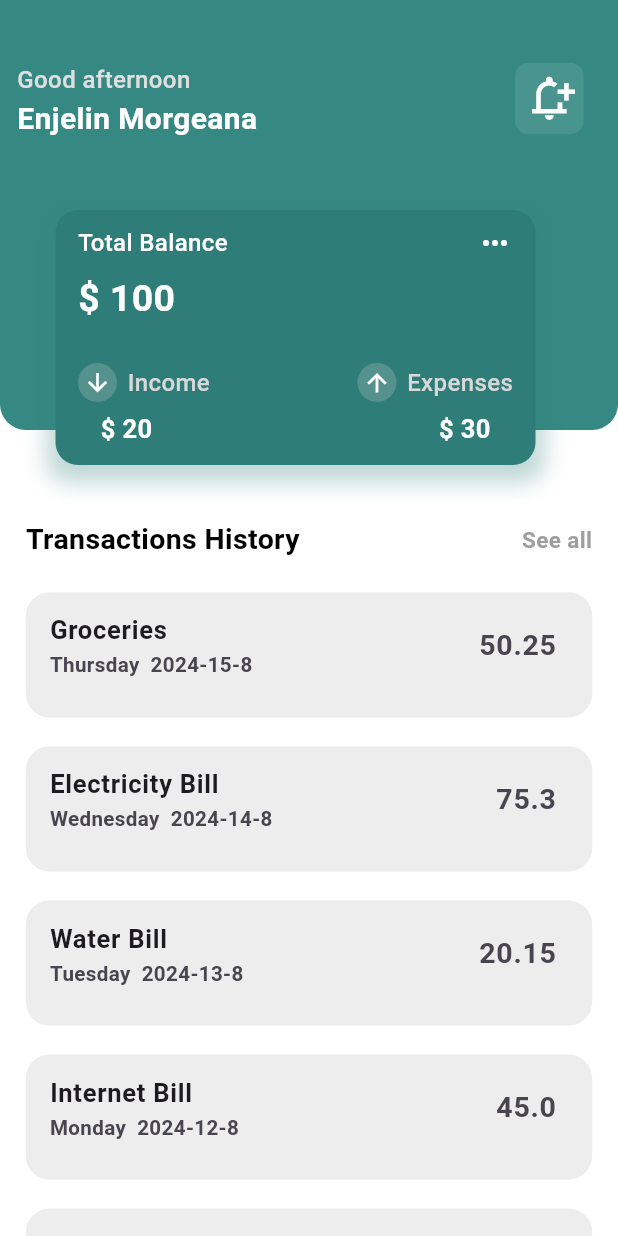
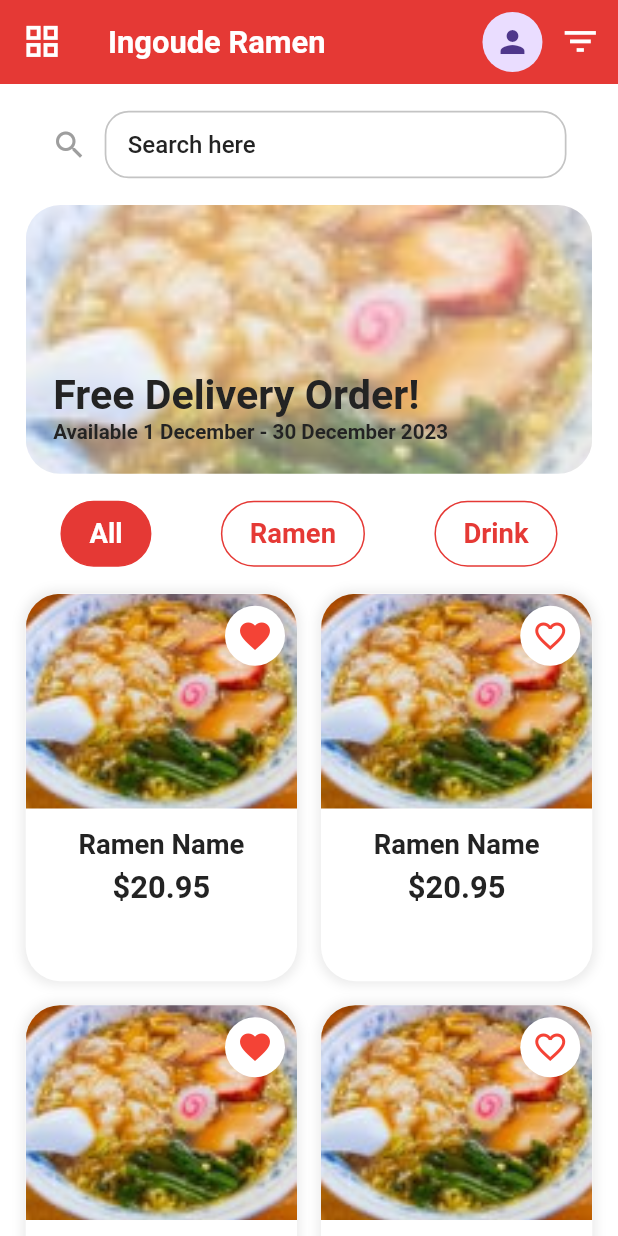
Before and after one commit to flutterRiverpodVerse/ui_designs, a Flutter app: the screen it shows after launch, on a phone screen of 412 x 824 dp. Run offline on Flutter 3.47's test engine with Material 3 defaults, Android fonts, the phone set to English and light mode, and no system bars; our stand-ins replace date_picker_timeline, fl_chart, flutter_hooks, flutter_screenutil, hooks_riverpod; missing offline and left inert: staggered_grid_view_flutter; Roboto replaces fonts that are missing (Poppins).

Commit message:
19th_day

```diff
--- /dev/null
+++ b/lib/19th_day/nineteenth_day_ui.dart
@@ -0,0 +1,341 @@
+import 'package:flutter/material.dart';
+import 'package:flutter_screenutil/flutter_screenutil.dart';
+import 'package:ui_designs/core/constants/app_colors.dart';
+import 'package:ui_designs/core/constants/app_constants.dart';
+import 'package:ui_designs/gen/assets.gen.dart';
+
+class NineteenthDayUi extends StatelessWidget {
+  const NineteenthDayUi({super.key});
+
+  @override
+  Widget build(BuildContext context) {
+    final isDarkMode = AppConstants.isDarkMode(context: context);
+    return GestureDetector(
+      onTap: () {
+        AppConstants.hideKeyboard();
+      },
+      child: Scaffold(
+        appBar: AppBar(
+          elevation: 0,
+          backgroundColor: Colors.red[600],
+          title: Text(
+            'Ingoude Ramen',
+            style: Theme.of(context).textTheme.headlineLarge!.copyWith(
+                  fontSize: 18.sp,
+                  color: AppColors.white,
+                  fontWeight: FontWeight.bold,
+                ),
+          ),
+          leading: const Icon(
+            Icons.grid_view,
+            color: Colors.white,
+          ),
+          actions: [
+            const CircleAvatar(
+              child: Icon(
+                Icons.person,
+              ),
+            ),
+            SizedBox(
+              width: 10.w,
+            ),
+            const Icon(
+              Icons.filter_list,
+              color: Colors.white,
+            ),
+            SizedBox(
+              width: 10.w,
+            ),
+          ],
+        ),
+        body: SafeArea(
+          child: SingleChildScrollView(
+            child: Padding(
+              padding: EdgeInsets.symmetric(
+                horizontal: 15.w,
+                vertical: 15.h,
+              ),
+              child: Column(
+                children: [
+                  Container(
+                    padding: EdgeInsets.symmetric(
+                      horizontal: 15.w,
+                    ),
+                    decoration: BoxDecoration(
+                      color: Colors.transparent,
+                      borderRadius: BorderRadius.circular(
+                        20.r,
+                      ),
+                    ),
+                    child: Row(
+                      children: [
+                        const Icon(
+                          Icons.search,
+                          color: Colors.grey,
+                        ),
+                        SizedBox(
+                          width: 10.w,
+                        ),
+                        Expanded(
+                          child: TextField(
+                            style: Theme.of(context)
+                                .textTheme
+                                .headlineLarge!
+                                .copyWith(
+                                  fontSize: 15.sp,
+                                  fontWeight: FontWeight.w500,
+                                ),
+                            decoration: InputDecoration(
+                              contentPadding: EdgeInsets.symmetric(
+                                vertical: 10.h,
+                                horizontal: 10.w,
+                              ),
+                              isDense: true,
+                              border: InputBorder.none,
+                              hintText: 'Search here',
+                            ),
+                          ),
+                        ),
+                      ],
+                    ),
+                  ),
+                  SizedBox(
+                    height: 15.h,
+                  ),
+                  Container(
+                    height: 150.h,
+                    decoration: BoxDecoration(
+                      borderRadius: BorderRadius.circular(
+                        20.r,
+                      ),
+                      image: DecorationImage(
+                        image: AssetImage(
+                          Assets.images.ramenImage.path,
+                        ),
+                        fit: BoxFit.cover,
+                        opacity: 0.6,
+                      ),
+                    ),
+                    child: Stack(
+                      children: [
+                        Positioned(
+                          left: 16.w,
+                          bottom: 16.h,
+                          child: Column(
+                            crossAxisAlignment: CrossAxisAlignment.start,
+                            children: [
+                              Text(
+                                'Free Delivery Order!',
+                                style: Theme.of(context)
+                                    .textTheme
+                                    .headlineLarge!
+                                    .copyWith(
+                                      fontSize: 24.sp,
+                                      color: isDarkMode
+                                          ? AppColors.white
+                                          : AppColors.black,
+                                      fontWeight: FontWeight.bold,
+                                    ),
+                              ),
+                              Text(
+                                'Available 1 December - 30 December 2023',
+                                style: Theme.of(context)
+                                    .textTheme
+                                    .headlineLarge!
+                                    .copyWith(
+                                      fontSize: 12.sp,
+                                      color: isDarkMode
+                                          ? AppColors.white
+                                          : AppColors.black,
+                                      fontWeight: FontWeight.bold,
+                                    ),
+                              ),
+                            ],
+                          ),
+                        ),
+                      ],
+                    ),
+                  ),
+                  SizedBox(
+                    height: 15.h,
+                  ),
+                  // Category Selector
+                  const Row(
+                    mainAxisAlignment: MainAxisAlignment.spaceAround,
+                    children: [
+                      CategoryButton(label: 'All', isSelected: true),
+                      CategoryButton(label: 'Ramen', isSelected: false),
+                      CategoryButton(label: 'Drink', isSelected: false),
+                    ],
+                  ),
+                  SizedBox(
+                    height: 15.h,
+                  ),
+                  // Product Grid
+                  GridView.builder(
+                    shrinkWrap: true,
+                    physics: const ScrollPhysics(),
+                    gridDelegate:
+                        const SliverGridDelegateWithFixedCrossAxisCount(
+                      crossAxisCount: 2,
+                      crossAxisSpacing: 16,
+                      mainAxisSpacing: 16,
+                      childAspectRatio: 0.7,
+                    ),
+                    itemCount: 8,
+                    itemBuilder: (context, index) {
+                      return ProductCard(
+                        imageUrl: Assets.images.ramenImage.path,
+                        title: 'Ramen Name',
+                        price: '\$20.95',
+                        isFavorite: index % 2 == 0,
+                      );
+                    },
+                  ),
+                ],
+              ),
+            ),
+          ),
+        ),
+      ),
+    );
+  }
+}
+
+class CategoryButton extends StatelessWidget {
+  final String label;
+  final bool isSelected;
+
+  const CategoryButton({
+    super.key,
+    required this.label,
+    required this.isSelected,
+  });
+
+  @override
+  Widget build(BuildContext context) {
+    return Container(
+      padding: EdgeInsets.symmetric(
+        vertical: 8.h,
+        horizontal: 16.w,
+      ),
+      decoration: BoxDecoration(
+        color: isSelected ? Colors.red[600] : Colors.white,
+        borderRadius: BorderRadius.circular(
+          20.r,
+        ),
+        border: Border.all(
+          color: Colors.red[600]!,
+        ),
+      ),
+      child: Text(
+        label,
+        style: Theme.of(context).textTheme.headlineLarge!.copyWith(
+              fontSize: 16.sp,
+              color: isSelected ? Colors.white : Colors.red[600],
+              fontWeight: FontWeight.bold,
+            ),
+      ),
+    );
+  }
+}
+
+class ProductCard extends StatelessWidget {
+  final String imageUrl;
+  final String title;
+  final String price;
+  final bool isFavorite;
+
+  const ProductCard({
+    super.key,
+    required this.imageUrl,
+    required this.title,
+    required this.price,
+    required this.isFavorite,
+  });
+
+  @override
+  Widget build(BuildContext context) {
+    final isDarkMode = AppConstants.isDarkMode(context: context);
+    return Container(
+      decoration: BoxDecoration(
+        color: isDarkMode ? AppColors.black.withOpacity(0.6) : AppColors.white,
+        borderRadius: BorderRadius.circular(
+          20.r,
+        ),
+        boxShadow: [
+          BoxShadow(
+            color: Colors.grey.withOpacity(0.2),
+            spreadRadius: 2,
+            blurRadius: 5,
+          ),
+        ],
+      ),
+      child: Column(
+        crossAxisAlignment: CrossAxisAlignment.start,
+        children: [
+          Stack(
+            children: [
+              ClipRRect(
+                borderRadius: BorderRadius.only(
+                  topLeft: Radius.circular(
+                    20.r,
+                  ),
+                  topRight: Radius.circular(
+                    20.r,
+                  ),
+                ),
+                child: Image.asset(
+                  imageUrl,
+                  height: 120.h,
+                  width: double.infinity,
+                  fit: BoxFit.cover,
+                ),
+              ),
+              Positioned(
+                top: 8,
+                right: 8,
+                child: CircleAvatar(
+                  backgroundColor:
+                      isDarkMode ? AppColors.black : AppColors.white,
+                  child: Icon(
+                    isFavorite ? Icons.favorite : Icons.favorite_border,
+                    color: Colors.red,
+                  ),
+                ),
+              ),
+            ],
+          ),
+          Center(
+            child: Column(
+              mainAxisAlignment: MainAxisAlignment.center,
+              crossAxisAlignment: CrossAxisAlignment.center,
+              children: [
+                SizedBox(
+                  height: 10.h,
+                ),
+                Text(
+                  title,
+                  style: Theme.of(context).textTheme.headlineLarge!.copyWith(
+                        fontSize: 16.sp,
+                        fontWeight: FontWeight.bold,
+                      ),
+                ),
+                SizedBox(
+                  height: 4.h,
+                ),
+                Text(
+                  price,
+                  style: Theme.of(context).textTheme.headlineLarge!.copyWith(
+                        fontSize: 18.sp,
+                        fontWeight: FontWeight.bold,
+                      ),
+                ),
+              ],
+            ),
+          ),
+        ],
+      ),
+    );
+  }
+}
--- a/lib/gen/assets.gen.dart
+++ b/lib/gen/assets.gen.dart
@@ -61,6 +61,10 @@ class $AssetsImagesGen {
   /// File path: assets/images/one.jpg
   AssetGenImage get one => const AssetGenImage('assets/images/one.jpg');
 
+  /// File path: assets/images/ramen_image.png
+  AssetGenImage get ramenImage =>
+      const AssetGenImage('assets/images/ramen_image.png');
+
   /// File path: assets/images/recipe_highlight.png
   AssetGenImage get recipeHighlight =>
       const AssetGenImage('assets/images/recipe_highlight.png');
@@ -100,6 +104,7 @@ class $AssetsImagesGen {
         onboarding2,
         onboarding3,
         one,
+        ramenImage,
         recipeHighlight,
         recipeImage,
         scenery,
--- a/lib/main.dart
+++ b/lib/main.dart
@@ -5,7 +5,7 @@ import 'package:provider/provider.dart';
 import 'package:ui_designs/core/constants/app_config.dart';
 import 'package:ui_designs/core/theme/app_theme.dart';
 
-import '18th_day/eighteenth_day_ui.dart';
+import '19th_day/nineteenth_day_ui.dart';
 import '8th_day/models/cart_model.dart';
 
 void main() {
@@ -47,7 +47,7 @@ class MyApp extends StatelessWidget {
               theme: AppTheme.lightTheme,
               darkTheme: AppTheme.darkTheme,
               scaffoldMessengerKey: AppConfig.rootScaffoldMessengerKey,
-              home: const EighteenthDayUi(),
+              home: const NineteenthDayUi(),
             ),
           );
         },
```
Also changed, not shown: assets/images/ramen_image.png (added).
